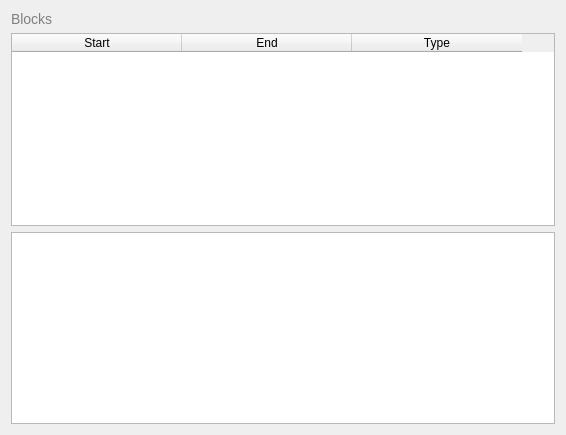
The window that ui/design/qtcreator/block-panel.ui (esaSPICEservice/ess-plugin) describes before a commit, drawn with Qt 5.
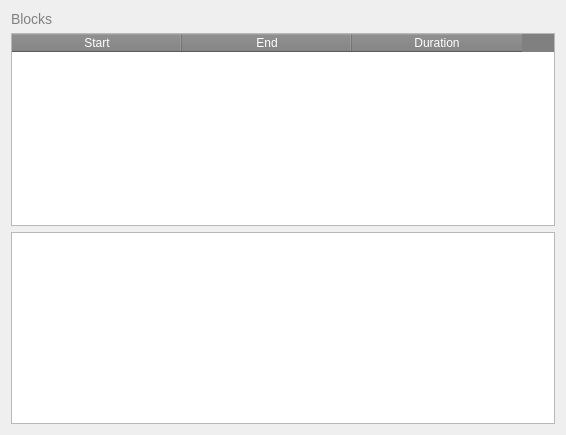
The same window after the commit.

Commit message: Styling tables and aesthetics

```diff
--- a/ui/design/qtcreator/block-panel.ui
+++ b/ui/design/qtcreator/block-panel.ui
@@ -39,8 +39,26 @@
 }
 
 QTableWidget {
+    font-size: 12pt;
+}
 
-}</string>
+QTableWidget::item {
+	border: 0px; 
+	padding: 5px;
+	color: black;
+}
+
+QHeaderView {
+  background: Grey;
+  color:white;
+ 
+}
+
+QTableCornerButton::section {
+    background: Grey;
+    border: 0px;
+}
+</string>
   </property>
   <layout class="QVBoxLayout" name="verticalLayout">
    <item>
@@ -67,7 +85,7 @@
      </column>
      <column>
       <property name="text">
-       <string>Type</string>
+       <string>Duration</string>
       </property>
      </column>
     </widget>
```
Left out of the diff: 6 changed lines with no effect on the pictures. The commit also changes 7 other files.
